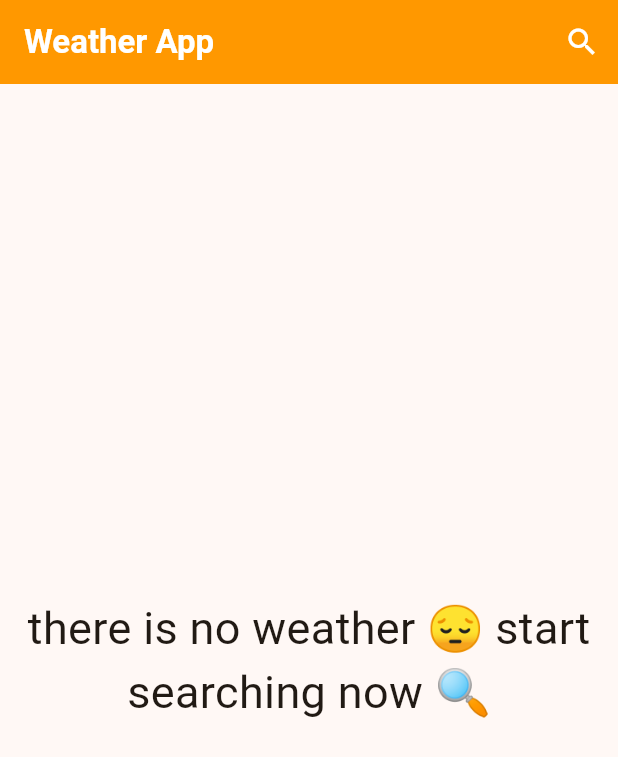
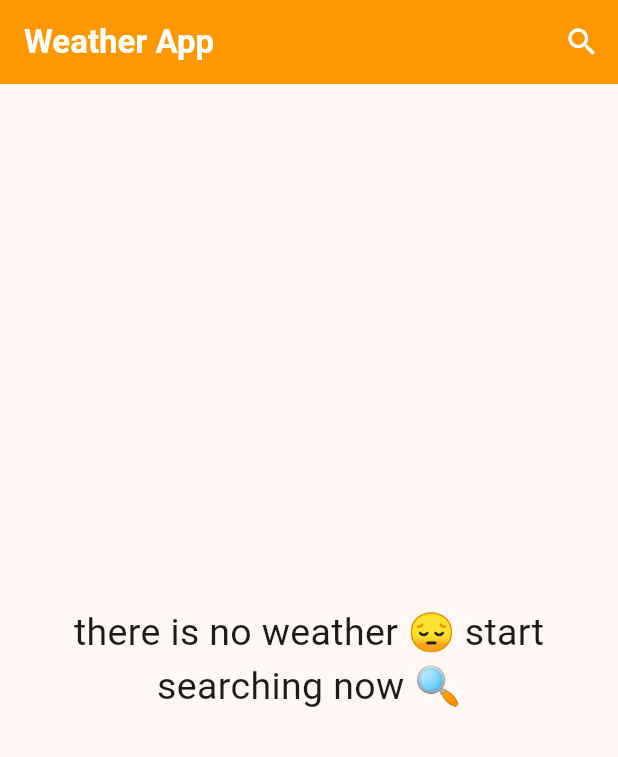
Before and after one commit to abdelrahman-omran2002/weather_app, a Flutter app: the screen it shows after launch, on a phone screen of 412 x 824 dp. Shown: the top 757 px of the screen. Run offline on Flutter 3.47's test engine with Material 3 defaults, Android fonts, the phone set to English and light mode, and no system bars; our stand-ins replace dio, flutter_bloc.

```diff
--- a/lib/widgets/no_weather_body.dart
+++ b/lib/widgets/no_weather_body.dart
@@ -16,13 +16,13 @@ class NoWeatherBody extends StatelessWidget {
             Text(
               'there is no weather 😔 start',
               style: TextStyle(
-                fontSize: 30,
+                fontSize: 25,
               ),
             ),
             Text(
               'searching now 🔍',
               style: TextStyle(
-                fontSize: 30,
+                fontSize: 25,
               ),
             )
           ],
```
Also changed, not shown: 3 other files.
